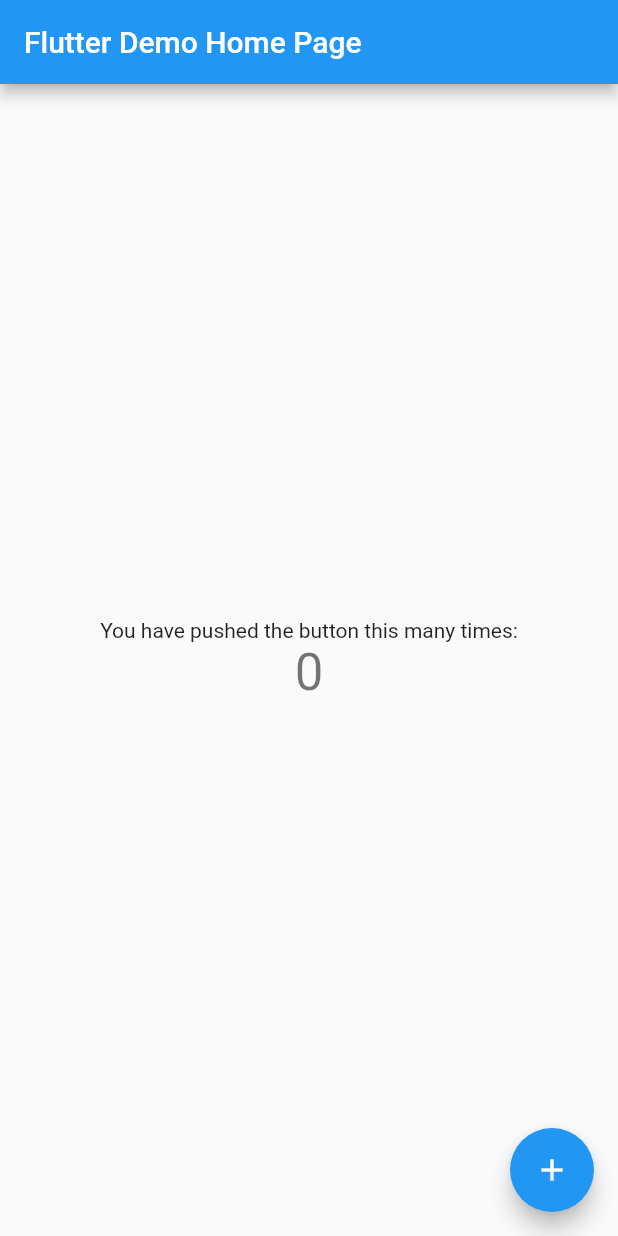
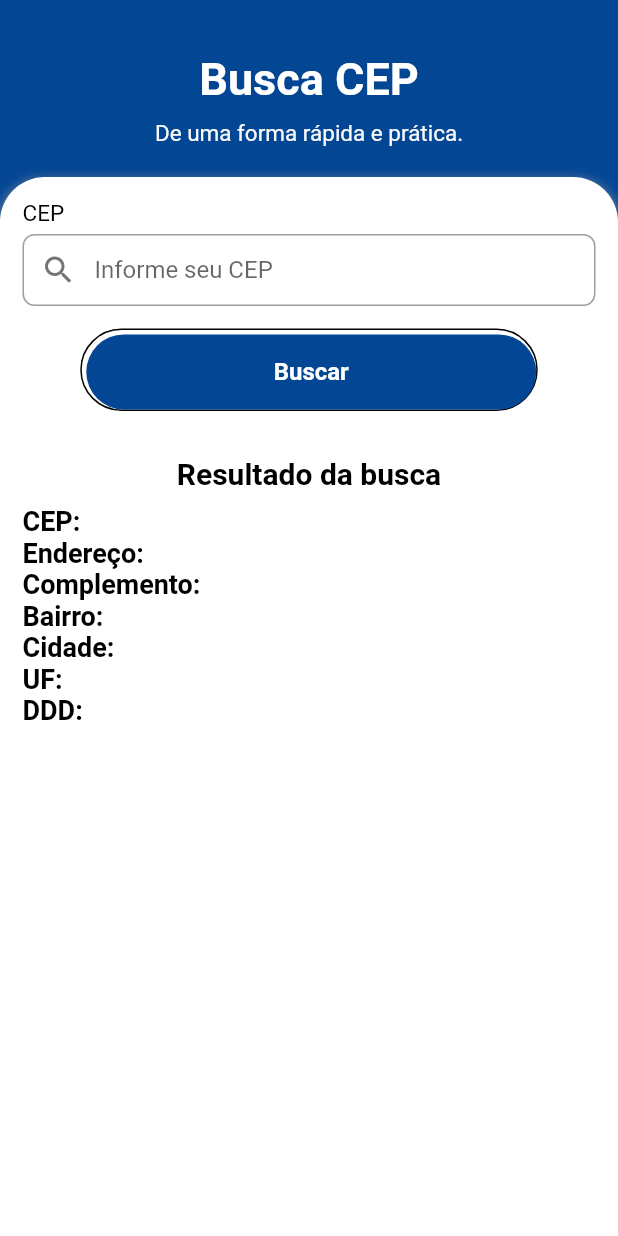
Before and after one commit to BrunoRodrigues11/cepApp, a Flutter app: the screen it shows after launch, on a phone screen of 412 x 824 dp. Run offline on Flutter 3.47's test engine with Material 2 defaults, Android fonts, the phone set to English and light mode, and no system bars; our stand-ins replace mask_text_input_formatter.

Commit message:
feat: Cep search

```diff
--- /dev/null
+++ b/lib/Model/endereco.dart
@@ -0,0 +1,37 @@
+class Endereco {
+  String? cep;
+  String? logradouro;
+  String? complemento;
+  String? bairro;
+  String? localidade;
+  String? uf;
+  String? ibge;
+  String? gia;
+  String? ddd;
+  String? siafi;
+
+  Endereco(
+      {this.cep,
+      this.logradouro,
+      this.complemento,
+      this.bairro,
+      this.localidade,
+      this.uf,
+      this.ibge,
+      this.gia,
+      this.ddd,
+      this.siafi});
+
+  Endereco.fromJson(Map<String, dynamic> json) {
+    cep = json['cep'];
+    logradouro = json['logradouro'];
+    complemento = json['complemento'];
+    bairro = json['bairro'];
+    localidade = json['localidade'];
+    uf = json['uf'];
+    ibge = json['ibge'];
+    gia = json['gia'];
+    ddd = json['ddd'];
+    siafi = json['siafi'];
+  }
+}
--- /dev/null
+++ b/lib/config/api_service.dart
@@ -0,0 +1,25 @@
+import 'package:cepapp/Model/endereco.dart';
+import 'package:http/http.dart' as http;
+import 'dart:convert';
+
+class SearchService {
+  final String baseurl = "https://viacep.com.br/ws/";
+
+  Future<List<Endereco>> getEndereco(String cep) async {
+    var url = Uri.parse("$baseurl$cep/json/");
+    final response = await http.get(url);
+
+    if (response.statusCode == 200) {
+      var jsonData = jsonDecode(response.body);
+      var enderecoList = jsonData["endereco"] as List<dynamic>;
+
+      List<Endereco> endereco =
+          enderecoList.map((json) => Endereco.fromJson(json)).toList();
+
+      print(jsonData);
+      return endereco;
+    } else {
+      throw Exception("Erro ao buscar o CEP");
+    }
+  }
+}
--- /dev/null
+++ b/lib/config/therme.dart
@@ -0,0 +1,5 @@
+import 'package:flutter/material.dart';
+
+class AppColors{
+  static const Color primaryColor = Color(0xff034694);
+}
--- a/lib/main.dart
+++ b/lib/main.dart
@@ -1,3 +1,4 @@
+import 'package:cepapp/pages/home/home_page.dart';
 import 'package:flutter/material.dart';
 
 void main() {
@@ -11,105 +12,11 @@ class MyApp extends StatelessWidget {
   @override
   Widget build(BuildContext context) {
     return MaterialApp(
-      title: 'Flutter Demo',
-      theme: ThemeData(
-        // This is the theme of your application.
-        //
-        // Try running your application with "flutter run". You'll see the
-        // application has a blue toolbar. Then, without quitting the app, try
-        // changing the primarySwatch below to Colors.green and then invoke
-        // "hot reload" (press "r" in the console where you ran "flutter run",
-        // or simply save your changes to "hot reload" in a Flutter IDE).
-        // Notice that the counter didn't reset back to zero; the application
-        // is not restarted.
-        primarySwatch: Colors.blue,
-      ),
-      home: const MyHomePage(title: 'Flutter Demo Home Page'),
-    );
+        debugShowCheckedModeBanner: false,
+        title: "CEP App",
+        theme: ThemeData(
+          primarySwatch: Colors.blue,
+        ),
+        home: const HomePage());
   }
 }
-
-class MyHomePage extends StatefulWidget {
-  const MyHomePage({super.key, required this.title});
-
-  // This widget is the home page of your application. It is stateful, meaning
-  // that it has a State object (defined below) that contains fields that affect
-  // how it looks.
-
-  // This class is the configuration for the state. It holds the values (in this
-  // case the title) provided by the parent (in this case the App widget) and
-  // used by the build method of the State. Fields in a Widget subclass are
-  // always marked "final".
-
-  final String title;
-
-  @override
-  State<MyHomePage> createState() => _MyHomePageState();
-}
-
-class _MyHomePageState extends State<MyHomePage> {
-  int _counter = 0;
-
-  void _incrementCounter() {
-    setState(() {
-      // This call to setState tells the Flutter framework that something has
-      // changed in this State, which causes it to rerun the build method below
-      // so that the display can reflect the updated values. If we changed
-      // _counter without calling setState(), then the build method would not be
-      // called again, and so nothing would appear to happen.
-      _counter++;
-    });
-  }
-
-  @override
-  Widget build(BuildContext context) {
-    // This method is rerun every time setState is called, for instance as done
-    // by the _incrementCounter method above.
-    //
-    // The Flutter framework has been optimized to make rerunning build methods
-    // fast, so that you can just rebuild anything that needs updating rather
-    // than having to individually change instances of widgets.
-    return Scaffold(
-      appBar: AppBar(
-        // Here we take the value from the MyHomePage object that was created by
-        // the App.build method, and use it to set our appbar title.
-        title: Text(widget.title),
-      ),
-      body: Center(
-        // Center is a layout widget. It takes a single child and positions it
-        // in the middle of the parent.
-        child: Column(
-          // Column is also a layout widget. It takes a list of children and
-          // arranges them vertically. By default, it sizes itself to fit its
-          // children horizontally, and tries to be as tall as its parent.
-          //
-          // Invoke "debug painting" (press "p" in the console, choose the
-          // "Toggle Debug Paint" action from the Flutter Inspector in Android
-          // Studio, or the "Toggle Debug Paint" command in Visual Studio Code)
-          // to see the wireframe for each widget.
-          //
-          // Column has various properties to control how it sizes itself and
-          // how it positions its children. Here we use mainAxisAlignment to
-          // center the children vertically; the main axis here is the vertical
-          // axis because Columns are vertical (the cross axis would be
-          // horizontal).
-          mainAxisAlignment: MainAxisAlignment.center,
-          children: <Widget>[
-            const Text(
-              'You have pushed the button this many times:',
-            ),
-            Text(
-              '$_counter',
-              style: Theme.of(context).textTheme.headlineMedium,
-            ),
-          ],
-        ),
-      ),
-      floatingActionButton: FloatingActionButton(
-        onPressed: _incrementCounter,
-        tooltip: 'Increment',
-        child: const Icon(Icons.add),
-      ), // This trailing comma makes auto-formatting nicer for build methods.
-    );
-  }
-}
--- /dev/null
+++ b/lib/pages/home/home_page.dart
@@ -0,0 +1,244 @@
+import 'package:cepapp/Model/endereco.dart';
+import 'package:cepapp/config/api_service.dart';
+import 'package:cepapp/config/therme.dart';
+import 'package:cepapp/widgets/buttons.dart';
+import 'package:cepapp/widgets/inputs.dart';
+import 'package:cepapp/widgets/texts.dart';
+import 'package:flutter/material.dart';
+import 'package:mask_text_input_formatter/mask_text_input_formatter.dart';
+import 'package:http/http.dart' as http;
+import 'dart:convert';
+
+class HomePage extends StatefulWidget {
+  const HomePage({super.key});
+
+  @override
+  State<HomePage> createState() => _HomePageState();
+}
+
+class _HomePageState extends State<HomePage> {
+  final _formkey = GlobalKey<FormState>();
+  final _cepController = TextEditingController();
+  String cep = "";
+  String endereco = "";
+  String complemento = "";
+  String bairro = "";
+  String cidade = "";
+  String uf = "";
+  String ddd = "";
+
+  var maskFormatter = MaskTextInputFormatter(
+    //18205-000
+    mask: '#####-###',
+    filter: {"#": RegExp(r'[0-9]')},
+    type: MaskAutoCompletionType.lazy,
+  );
+
+  final cepService = SearchService();
+
+  @override
+  Widget build(BuildContext context) {
+    return Scaffold(
+      backgroundColor: AppColors.primaryColor,
+      body: _body(),
+    );
+  }
+
+  _body() {
+    return SafeArea(
+      child: Container(
+        color: AppColors.primaryColor,
+        constraints: BoxConstraints(
+          maxHeight: MediaQuery.of(context).size.height,
+          maxWidth: MediaQuery.of(context).size.width,
+        ),
+        child: Column(
+          children: [
+            Expanded(
+              flex: 2,
+              child: Column(
+                children: [
+                  Padding(
+                    padding: const EdgeInsets.only(top: 30, bottom: 10),
+                    child: Column(
+                      children: [
+                        const SizedBox(
+                          height: 5,
+                        ),
+                        const Text(
+                          "Busca CEP",
+                          style: TextStyle(
+                            fontSize: 30,
+                            fontWeight: FontWeight.bold,
+                            color: Colors.white,
+                          ),
+                        ),
+                        const SizedBox(
+                          height: 10,
+                        ),
+                        Text(
+                          "De uma forma rápida e prática.",
+                          style: TextStyle(
+                            fontSize: 15,
+                            color: Colors.grey[50],
+                          ),
+                        ),
+                        const SizedBox(
+                          height: 10,
+                        ),
+                      ],
+                    ),
+                  ),
+                  Expanded(
+                    flex: 5,
+                    child: Container(
+                      width: double.infinity,
+                      decoration: BoxDecoration(
+                        color: Colors.white,
+                        borderRadius: const BorderRadius.only(
+                            topLeft: Radius.circular(30),
+                            topRight: Radius.circular(30)),
+                        boxShadow: [
+                          BoxShadow(
+                            color: Colors.grey.withOpacity(0.5),
+                            spreadRadius: 2,
+                            blurRadius: 5,
+                            offset: const Offset(0, 3),
+                          ),
+                        ],
+                      ),
+                      child: Column(
+                        mainAxisAlignment: MainAxisAlignment.start,
+                        children: [
+                          Padding(
+                            padding: const EdgeInsets.all(15),
+                            child: Form(
+                              key: _formkey,
+                              child: Column(
+                                children: [
+                                  InputDefault(
+                                    "CEP",
+                                    false,
+                                    TextInputType.number,
+                                    Icon(
+                                      Icons.search,
+                                      color: Colors.grey[600],
+                                    ),
+                                    "Informe seu CEP",
+                                    [],
+                                    validator: (cep) {
+                                      if (cep == null || cep.isEmpty) {
+                                        return "Por favor, informe seu cep";
+                                      } else if (cep.length < 8) {
+                                        return "Por favor, informe um cep válido.";
+                                      }
+                                      return null;
+                                    },
+                                    controller: _cepController,
+                                  ),
+                                  const SizedBox(
+                                    height: 10,
+                                  ),
+                                  BtnDefault(
+                                    "Buscar",
+                                    onPressed: () {
+                                      setState(() {
+                                        if (_formkey.currentState!.validate()) {
+                                          cep = _cepController.text;
+                                        }
+                                      });
+                                      getEndereco(cep);
+                                    },
+                                  )
+                                ],
+                              ),
+                            ),
+                          ),
+                          Padding(
+                            padding: const EdgeInsets.all(15),
+                            child: Column(
+                              children: [
+                                TextTitle(texto: "Resultado da busca"),
+                                const SizedBox(
+                                  height: 10,
+                                ),
+                                Row(
+                                  children: [
+                                    TextSubtitle(texto: "CEP: "),
+                                    TextBody(texto: cep)
+                                  ],
+                                ),
+                                Row(
+                                  children: [
+                                    TextSubtitle(texto: "Endereço: "),
+                                    TextBody(texto: endereco)
+                                  ],
+                                ),
+                                Row(
+                                  children: [
+                                    TextSubtitle(texto: "Complemento: "),
+                                    TextBody(texto: complemento)
+                                  ],
+                                ),
+                                Row(
+                                  children: [
+                                    TextSubtitle(texto: "Bairro: "),
+                                    TextBody(texto: bairro)
+                                  ],
+                                ),
+                                Row(
+                                  children: [
+                                    TextSubtitle(texto: "Cidade: "),
+                                    TextBody(texto: cidade)
+                                  ],
+                                ),
+                                Row(
+                                  children: [
+                                    TextSubtitle(texto: "UF: "),
+                                    TextBody(texto: uf)
+                                  ],
+                                ),
+                                Row(
+                                  children: [
+                                    TextSubtitle(texto: "DDD: "),
+                                    TextBody(texto: ddd)
+                                  ],
+                                ),
+                              ],
+                            ),
+                          ),
+                        ],
+                      ),
+                    ),
+                  )
+                ],
+              ),
+            )
+          ],
+        ),
+      ),
+    );
+  }
+
+  Future getEndereco(String cep) async {
+    var url = Uri.parse("https://viacep.com.br/ws/$cep/json/");
+    final response = await http.get(url);
+
+    if (response.statusCode == 200) {
+      var jsonData = jsonDecode(response.body);
+
+      setState(
+        () {
+          endereco = jsonData["logradouro"];
+          complemento = jsonData["complemento"];
+          bairro = jsonData["bairro"];
+          cidade = jsonData["localidade"];
+          uf = jsonData["uf"];
+          ddd = jsonData["ddd"];
+        },
+      );
+    } else {
+      throw Exception("Erro ao buscar o CEP");
+    }
+  }
+}
--- /dev/null
+++ b/lib/widgets/buttons.dart
@@ -0,0 +1,44 @@
+import 'package:cepapp/config/therme.dart';
+import 'package:flutter/material.dart';
+
+class BtnDefault extends StatelessWidget {
+  void Function() onPressed;
+  String texto;
+
+  BtnDefault(this.texto, {super.key, required this.onPressed});
+
+  @override
+  Widget build(BuildContext context) {
+    return Container(
+      padding: const EdgeInsets.only(top: 3, left: 3),
+      decoration: BoxDecoration(
+          borderRadius: BorderRadius.circular(50),
+          border: const Border(
+            bottom: BorderSide(color: Colors.black),
+            top: BorderSide(color: Colors.black),
+            left: BorderSide(color: Colors.black),
+            right: BorderSide(color: Colors.black),
+          )),
+      child: MaterialButton(
+        minWidth: 300,
+        height: 50,
+        onPressed: () {
+          onPressed();
+        },
+        color: AppColors.primaryColor,
+        elevation: 0,
+        shape: RoundedRectangleBorder(
+          borderRadius: BorderRadius.circular(50),
+        ),
+        child: Text(
+          texto,
+          style: const TextStyle(
+            fontWeight: FontWeight.w600,
+            fontSize: 16,
+            color: Colors.white,
+          ),
+        ),
+      ),
+    );
+  }
+}
--- /dev/null
+++ b/lib/widgets/inputs.dart
@@ -0,0 +1,65 @@
+import 'package:cepapp/config/therme.dart';
+import 'package:flutter/material.dart';
+import 'package:flutter/services.dart';
+
+class InputDefault extends StatelessWidget {
+  // label, obscureText = false, validator, controller, keyboardType, hint
+  String label;
+  bool obscureText = false;
+  String? Function(String?) validator;
+  TextInputType keyboardType;
+  String hint;
+  Icon icon;
+  List<TextInputFormatter>? inputFormatters;
+  TextEditingController controller;
+
+  InputDefault(this.label, this.obscureText, this.keyboardType, this.icon,
+      this.hint, this.inputFormatters,
+      {super.key, required this.validator, required this.controller});
+
+  @override
+  Widget build(BuildContext context) {
+    return Column(
+      crossAxisAlignment: CrossAxisAlignment.start,
+      children: <Widget>[
+        Text(
+          label,
+          style: const TextStyle(
+              fontSize: 15, fontWeight: FontWeight.w400, color: Colors.black),
+        ),
+        const SizedBox(
+          height: 5,
+        ),
+        TextFormField(
+          validator: validator,
+          keyboardType: keyboardType,
+          controller: controller,
+          obscureText: obscureText,
+          inputFormatters: inputFormatters,
+          decoration: InputDecoration(
+            hintText: hint,
+            prefixIcon: icon,
+            contentPadding:
+                const EdgeInsets.symmetric(vertical: 0, horizontal: 10),
+            enabledBorder: OutlineInputBorder(
+              borderRadius: BorderRadius.circular(8.0),
+              borderSide: const BorderSide(color: Colors.grey),
+            ),
+            border: OutlineInputBorder(
+              borderRadius: BorderRadius.circular(8.0),
+              borderSide: const BorderSide(color: AppColors.primaryColor),
+            ),
+            focusedBorder: OutlineInputBorder(
+              borderRadius: BorderRadius.circular(8.0),
+              borderSide: const BorderSide(color: AppColors.primaryColor),
+            ),
+            focusColor: AppColors.primaryColor,
+          ),
+        ),
+        const SizedBox(
+          height: 5,
+        ),
+      ],
+    );
+  }
+}
--- /dev/null
+++ b/lib/widgets/texts.dart
@@ -0,0 +1,52 @@
+import 'package:flutter/material.dart';
+
+class TextTitle extends StatelessWidget {
+  String texto;
+  TextTitle({super.key, required this.texto});
+
+  @override
+  Widget build(BuildContext context) {
+    return Text(
+      texto,
+      style: const TextStyle(
+        fontSize: 20,
+        color: Colors.black,
+        fontWeight: FontWeight.bold,
+      ),
+    );
+  }
+}
+
+class TextSubtitle extends StatelessWidget {
+  String texto;
+  TextSubtitle({super.key, required this.texto});
+
+  @override
+  Widget build(BuildContext context) {
+    return Text(
+      texto,
+      style: const TextStyle(
+        fontSize: 18,
+        color: Colors.black,
+        fontWeight: FontWeight.w700,
+      ),
+    );
+  }
+}
+
+class TextBody extends StatelessWidget {
+  String texto;
+  TextBody({super.key, required this.texto});
+
+  @override
+  Widget build(BuildContext context) {
+    return Text(
+      texto,
+      style: const TextStyle(
+        fontSize: 16,
+        color: Colors.black,
+        fontWeight: FontWeight.w500,
+      ),
+    );
+  }
+}
```
Also changed, not shown: pubspec.yaml (+4 -4 lines), pubspec.lock.
